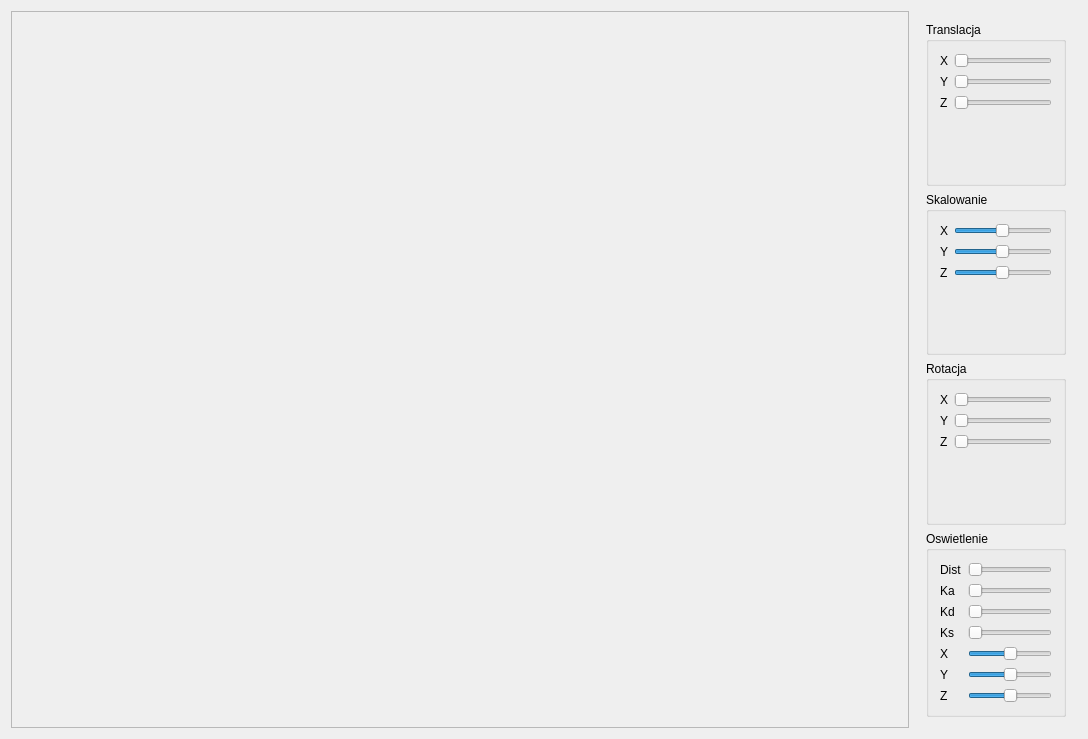
This is widget.ui in mcharmas/Graph6 as Qt 5 draws it before an edit. The edited form follows.
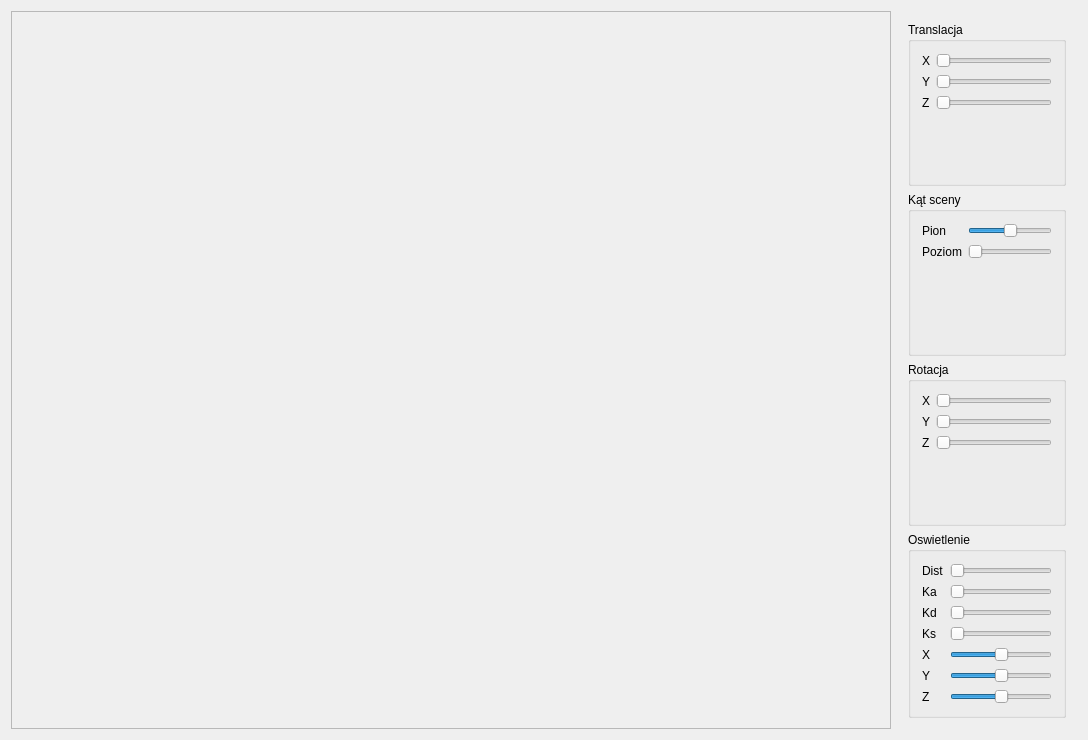
This is the edited form.

```diff
--- a/widget.ui
+++ b/widget.ui
@@ -7,7 +7,7 @@
     <x>0</x>
     <y>0</y>
     <width>1088</width>
-    <height>739</height>
+    <height>740</height>
    </rect>
   </property>
   <property name="windowTitle">
@@ -115,79 +115,56 @@
       <item>
        <widget class="QGroupBox" name="groupBox_2">
         <property name="title">
-         <string>Skalowanie</string>
+         <string>Kąt sceny</string>
         </property>
         <layout class="QGridLayout" name="gridLayout_2">
          <item row="0" column="0">
-          <widget class="QLabel" name="label_4">
-           <property name="text">
-            <string>X</string>
-           </property>
-          </widget>
-         </item>
-         <item row="0" column="1">
-          <widget class="QSlider" name="scaleXSlider">
-           <property name="minimum">
-            <number>1</number>
-           </property>
-           <property name="maximum">
-            <number>200</number>
-           </property>
-           <property name="value">
-            <number>100</number>
-           </property>
-           <property name="orientation">
-            <enum>Qt::Horizontal</enum>
-           </property>
-          </widget>
-         </item>
-         <item row="1" column="0">
           <widget class="QLabel" name="label_5">
            <property name="text">
-            <string>Y</string>
+            <string>Pion</string>
            </property>
           </widget>
          </item>
-         <item row="1" column="1">
+         <item row="0" column="1">
           <widget class="QSlider" name="scaleYSlider">
            <property name="minimum">
-            <number>1</number>
+            <number>-180</number>
            </property>
            <property name="maximum">
-            <number>200</number>
+            <number>180</number>
            </property>
            <property name="value">
-            <number>100</number>
+            <number>0</number>
            </property>
            <property name="orientation">
             <enum>Qt::Horizontal</enum>
            </property>
           </widget>
          </item>
-         <item row="2" column="0">
+         <item row="1" column="0">
           <widget class="QLabel" name="label_6">
            <property name="text">
-            <string>Z</string>
+            <string>Poziom</string>
            </property>
           </widget>
          </item>
-         <item row="2" column="1">
+         <item row="1" column="1">
           <widget class="QSlider" name="scaleZSlider">
            <property name="minimum">
-            <number>1</number>
+            <number>0</number>
            </property>
            <property name="maximum">
-            <number>200</number>
+            <number>360</number>
            </property>
            <property name="value">
-            <number>100</number>
+            <number>0</number>
            </property>
            <property name="orientation">
             <enum>Qt::Horizontal</enum>
            </property>
           </widget>
          </item>
-         <item row="3" column="1">
+         <item row="2" column="1">
           <spacer name="verticalSpacer_2">
            <property name="orientation">
             <enum>Qt::Vertical</enum>
@@ -327,10 +304,10 @@
          <item row="8" column="1">
           <widget class="QSlider" name="lightXSlider">
            <property name="minimum">
-            <number>-10</number>
+            <number>-200</number>
            </property>
            <property name="maximum">
-            <number>10</number>
+            <number>200</number>
            </property>
            <property name="orientation">
             <enum>Qt::Horizontal</enum>
@@ -340,10 +317,10 @@
          <item row="9" column="1">
           <widget class="QSlider" name="lightYSlider">
            <property name="minimum">
-            <number>-10</number>
+            <number>-200</number>
            </property>
            <property name="maximum">
-            <number>10</number>
+            <number>200</number>
            </property>
            <property name="orientation">
             <enum>Qt::Horizontal</enum>
@@ -353,10 +330,13 @@
          <item row="10" column="1">
           <widget class="QSlider" name="lightZSlider">
            <property name="minimum">
-            <number>-10</number>
+            <number>-200</number>
            </property>
            <property name="maximum">
-            <number>10</number>
+            <number>200</number>
+           </property>
+           <property name="singleStep">
+            <number>1</number>
            </property>
            <property name="orientation">
             <enum>Qt::Horizontal</enum>
```
